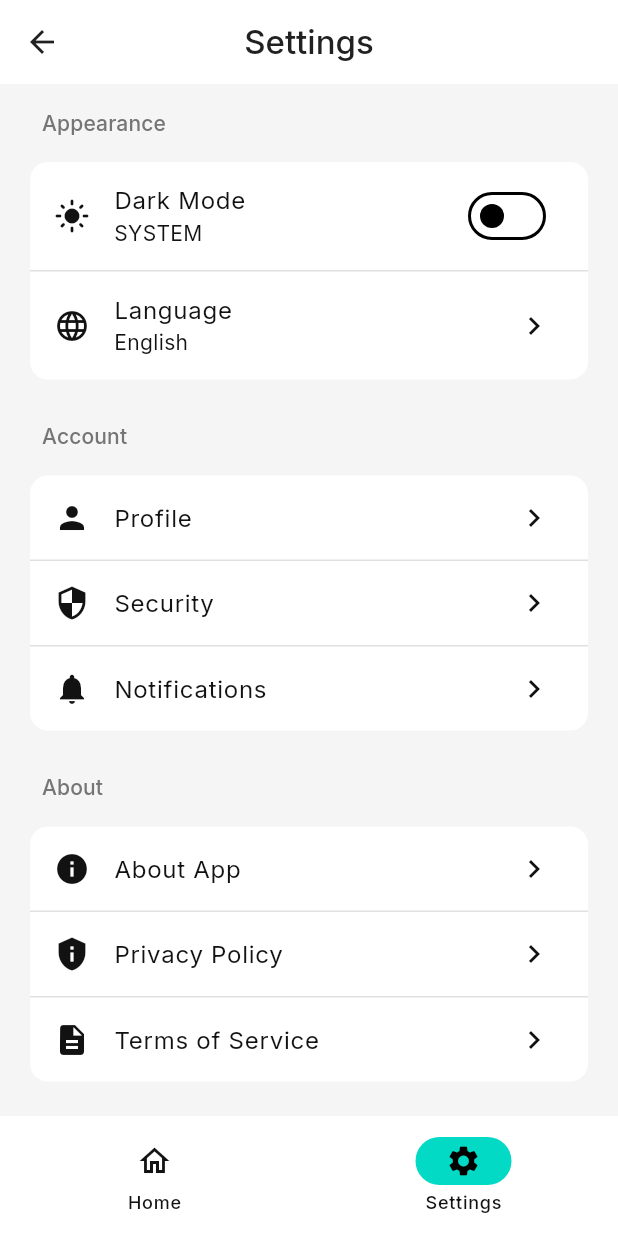
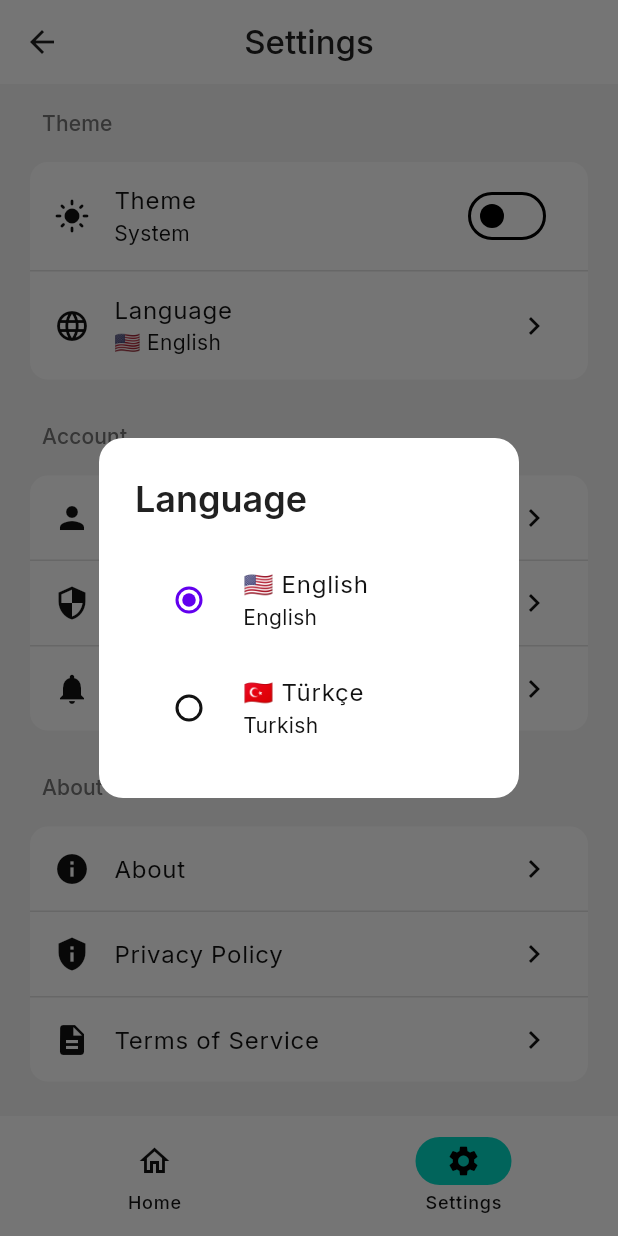
Before and after one commit to omdropship/flutter_app_boilerplate, a Flutter app: the SettingsPage screen opened by its route, after a tap on "Language", on a phone screen of 412 x 824 dp. Run offline on Flutter 3.47's test engine with Material 3 defaults, Android fonts, the phone set to English and light mode, and no system bars; our stand-ins replace auto_route, cached_network_image, dartz, dio, easy_localization, equatable and 6 more; accounts and stored records are empty; generated files the repository leaves out were written again; project files that could hold a hidden picture were left out.

Commit message:
feat: add localization management feature
- Add localization manager with supported locales
- Add locale keys for type-safe translations
- Add locale cubit for language switching
- Integrate localization in app.dart
- Add language selector in settings page
- Register locale cubit in dependency injection

```diff
--- a/lib/app.dart
+++ b/lib/app.dart
@@ -5,6 +5,7 @@ import 'config/routes/app_router.dart';
 import 'core/theme/light/light_theme.dart';
 import 'core/theme/dark/dark_theme.dart';
 import 'features/settings/presentation/bloc/theme_cubit.dart';
+import 'features/settings/presentation/bloc/locale_cubit.dart';
 import 'features/auth/presentation/bloc/auth_bloc.dart';
 import 'injection_container.dart';
 
@@ -16,6 +17,7 @@ class App extends StatelessWidget {
     return MultiBlocProvider(
       providers: [
         BlocProvider<ThemeCubit>(create: (_) => sl<ThemeCubit>()),
+        BlocProvider<LocaleCubit>(create: (_) => sl<LocaleCubit>()),
         BlocProvider<AuthBloc>(create: (_) => sl<AuthBloc>()),
         // Add more global BLoCs here
       ],
--- /dev/null
+++ b/lib/core/localization/locale_keys.dart
@@ -0,0 +1,76 @@
+/// Type-safe translation keys for easy_localization
+/// Usage: LocaleKeys.auth_login.tr()
+abstract class LocaleKeys {
+  // App
+  static const String appName = 'app_name';
+
+  // Common
+  static const String commonOk = 'common.ok';
+  static const String commonCancel = 'common.cancel';
+  static const String commonSave = 'common.save';
+  static const String commonDelete = 'common.delete';
+  static const String commonEdit = 'common.edit';
+  static const String commonClose = 'common.close';
+  static const String commonBack = 'common.back';
+  static const String commonNext = 'common.next';
+  static const String commonDone = 'common.done';
+  static const String commonLoading = 'common.loading';
+  static const String commonRetry = 'common.retry';
+  static const String commonError = 'common.error';
+  static const String commonSuccess = 'common.success';
+  static const String commonWarning = 'common.warning';
+
+  // Auth
+  static const String authLogin = 'auth.login';
+  static const String authRegister = 'auth.register';
+  static const String authLogout = 'auth.logout';
+  static const String authEmail = 'auth.email';
+  static const String authPassword = 'auth.password';
+  static const String authConfirmPassword = 'auth.confirm_password';
+  static const String authForgotPassword = 'auth.forgot_password';
+  static const String authDontHaveAccount = 'auth.dont_have_account';
+  static const String authAlreadyHaveAccount = 'auth.already_have_account';
+  static const String authLoginSuccess = 'auth.login_success';
+  static const String authRegisterSuccess = 'auth.register_success';
+  static const String authLogoutSuccess = 'auth.logout_success';
+
+  // Validation
+  static const String validationRequiredField = 'validation.required_field';
+  static const String validationInvalidEmail = 'validation.invalid_email';
+  static const String validationPasswordTooShort = 'validation.password_too_short';
+  static const String validationPasswordsDontMatch = 'validation.passwords_dont_match';
+
+  // Onboarding
+  static const String onboardingTitle1 = 'onboarding.title_1';
+  static const String onboardingDescription1 = 'onboarding.description_1';
+  static const String onboardingTitle2 = 'onboarding.title_2';
+  static const String onboardingDescription2 = 'onboarding.description_2';
+  static const String onboardingTitle3 = 'onboarding.title_3';
+  static const String onboardingDescription3 = 'onboarding.description_3';
+  static const String onboardingSkip = 'onboarding.skip';
+  static const String onboardingGetStarted = 'onboarding.get_started';
+
+  // Home
+  static const String homeTitle = 'home.title';
+  /// Usage: LocaleKeys.homeWelcome.tr(namedArgs: {'name': userName})
+  static const String homeWelcome = 'home.welcome';
+
+  // Settings
+  static const String settingsTitle = 'settings.title';
+  static const String settingsTheme = 'settings.theme';
+  static const String settingsLanguage = 'settings.language';
+  static const String settingsNotifications = 'settings.notifications';
+  static const String settingsPrivacy = 'settings.privacy';
+  static const String settingsTerms = 'settings.terms';
+  static const String settingsAbout = 'settings.about';
+  static const String settingsVersion = 'settings.version';
+  static const String settingsLightTheme = 'settings.light_theme';
+  static const String settingsDarkTheme = 'settings.dark_theme';
+  static const String settingsSystemTheme = 'settings.system_theme';
+
+  // Errors
+  static const String errorsServerError = 'errors.server_error';
+  static const String errorsNetworkError = 'errors.network_error';
+  static const String errorsUnknownError = 'errors.unknown_error';
+  static const String errorsSessionExpired = 'errors.session_expired';
+}
--- /dev/null
+++ b/lib/core/localization/localization_manager.dart
@@ -0,0 +1,91 @@
+import 'dart:ui';
+
+import 'package:easy_localization/easy_localization.dart';
+import 'package:flutter/widgets.dart';
+
+import '../cache/cache_keys.dart';
+import '../cache/cache_manager.dart';
+import 'supported_locales.dart';
+
+/// Singleton manager for handling localization operations
+class LocalizationManager {
+  LocalizationManager._internal();
+  static LocalizationManager? _instance;
+
+  static LocalizationManager get instance {
+    _instance ??= LocalizationManager._internal();
+    return _instance!;
+  }
+
+  factory LocalizationManager() => instance;
+
+  final CacheManager _cacheManager = CacheManager.instance;
+
+  /// Get list of all supported locales
+  List<Locale> get supportedLocales => SupportedLocale.locales;
+
+  /// Get fallback locale
+  Locale get fallbackLocale => SupportedLocale.fallbackLocale;
+
+  /// Get translations asset path
+  String get translationsPath => 'assets/translations';
+
+  /// Get current locale from context
+  Locale getCurrentLocale(BuildContext context) {
+    return context.locale;
+  }
+
+  /// Get current SupportedLocale from context
+  SupportedLocale getCurrentSupportedLocale(BuildContext context) {
+    return SupportedLocale.fromLocale(context.locale);
+  }
+
+  /// Change locale
+  Future<void> setLocale(BuildContext context, SupportedLocale locale) async {
+    await context.setLocale(locale.locale);
+    await _saveLocale(locale);
+  }
+
+  /// Change locale by Locale object
+  Future<void> setLocaleByLocale(BuildContext context, Locale locale) async {
+    final supportedLocale = SupportedLocale.fromLocale(locale);
+    await setLocale(context, supportedLocale);
+  }
+
+  /// Save locale to cache
+  Future<void> _saveLocale(SupportedLocale locale) async {
+    await _cacheManager.setString(CacheKeys.locale, locale.languageCode);
+  }
+
+  /// Get saved locale from cache
+  SupportedLocale? getSavedLocale() {
+    final languageCode = _cacheManager.getString(CacheKeys.locale);
+    if (languageCode == null) return null;
+    return SupportedLocale.fromLanguageCode(languageCode);
+  }
+
+  /// Get saved Locale or fallback
+  Locale getSavedLocaleOrFallback() {
+    final saved = getSavedLocale();
+    return saved?.locale ?? fallbackLocale;
+  }
+
+  /// Reset locale to default
+  Future<void> resetLocale(BuildContext context) async {
+    await context.resetLocale();
+    await _cacheManager.remove(CacheKeys.locale);
+  }
+
+  /// Check if locale is RTL
+  bool isRTL(BuildContext context) {
+    return Directionality.of(context) == TextDirection.rtl;
+  }
+
+  /// Get language name in current locale
+  String getLanguageName(SupportedLocale locale) {
+    return locale.nativeName;
+  }
+
+  /// Get all supported locales as SupportedLocale list
+  List<SupportedLocale> get allSupportedLocales => SupportedLocale.values;
+}
--- /dev/null
+++ b/lib/core/localization/supported_locales.dart
@@ -0,0 +1,62 @@
+import 'dart:ui';
+
+/// Enum representing all supported locales in the app
+enum SupportedLocale {
+  english(
+    locale: Locale('en'),
+    languageCode: 'en',
+    name: 'English',
+    nativeName: 'English',
+    flag: '🇺🇸',
+  ),
+  turkish(
+    locale: Locale('tr'),
+    languageCode: 'tr',
+    name: 'Turkish',
+    nativeName: 'Türkçe',
+    flag: '🇹🇷',
+  );
+
+  const SupportedLocale({
+    required this.locale,
+    required this.languageCode,
+    required this.name,
+    required this.nativeName,
+    required this.flag,
+  });
+
+  final Locale locale;
+  final String languageCode;
+  final String name;
+  final String nativeName;
+  final String flag;
+
+  /// Get display name with flag
+  String get displayName => '$flag $nativeName';
+
+  /// Get all supported locales as List<Locale>
+  static List<Locale> get locales =>
+      SupportedLocale.values.map((e) => e.locale).toList();
+
+  /// Find SupportedLocale by Locale
+  static SupportedLocale fromLocale(Locale locale) {
+    return SupportedLocale.values.firstWhere(
+      (e) => e.languageCode == locale.languageCode,
+      orElse: () => SupportedLocale.english,
+    );
+  }
+
+  /// Find SupportedLocale by language code
+  static SupportedLocale fromLanguageCode(String code) {
+    return SupportedLocale.values.firstWhere(
+      (e) => e.languageCode == code,
+      orElse: () => SupportedLocale.english,
+    );
+  }
+
+  /// Default locale
+  static SupportedLocale get defaultLocale => SupportedLocale.english;
+
+  /// Fallback locale
+  static Locale get fallbackLocale => SupportedLocale.english.locale;
+}
--- /dev/null
+++ b/lib/features/settings/presentation/bloc/locale_cubit.dart
@@ -0,0 +1,99 @@
+import 'package:equatable/equatable.dart';
+import 'package:flutter/material.dart';
+import 'package:flutter_bloc/flutter_bloc.dart';
+
+import '../../../../core/cache/cache_keys.dart';
+import '../../../../core/cache/cache_manager.dart';
+import '../../../../core/localization/localization_manager.dart';
+import '../../../../core/localization/supported_locales.dart';
+
+/// State for LocaleCubit
+class LocaleState extends Equatable {
+  final SupportedLocale currentLocale;
+  final bool isLoading;
+
+  const LocaleState({
+    required this.currentLocale,
+    this.isLoading = false,
+  });
+
+  factory LocaleState.initial() => LocaleState(
+        currentLocale: SupportedLocale.defaultLocale,
+        isLoading: true,
+      );
+
+  LocaleState copyWith({
+    SupportedLocale? currentLocale,
+    bool? isLoading,
+  }) {
+    return LocaleState(
+      currentLocale: currentLocale ?? this.currentLocale,
+      isLoading: isLoading ?? this.isLoading,
+    );
+  }
+
+  @override
+  List<Object?> get props => [currentLocale, isLoading];
+}
+
+/// Cubit for managing app locale/language
+class LocaleCubit extends Cubit<LocaleState> {
+  final CacheManager _cacheManager;
+  final LocalizationManager _localizationManager;
+
+  LocaleCubit(this._cacheManager)
+      : _localizationManager = LocalizationManager.instance,
+        super(LocaleState.initial()) {
+    _loadSavedLocale();
+  }
+
+  /// Load saved locale from cache
+  Future<void> _loadSavedLocale() async {
+    final savedLanguageCode = _cacheManager.getString(CacheKeys.locale);
+
+    if (savedLanguageCode != null) {
+      final savedLocale = SupportedLocale.fromLanguageCode(savedLanguageCode);
+      emit(LocaleState(currentLocale: savedLocale, isLoading: false));
+    } else {
+      emit(LocaleState(
+        currentLocale: SupportedLocale.defaultLocale,
+        isLoading: false,
+      ));
+    }
+  }
+
+  /// Change the current locale
+  /// Note: You must also call context.setLocale() from the UI
+  Future<void> setLocale(
+    BuildContext context,
+    SupportedLocale locale,
+  ) async {
+    emit(state.copyWith(isLoading: true));
+
+    await _localizationManager.setLocale(context, locale);
+
+    emit(LocaleState(currentLocale: locale, isLoading: false));
+  }
+
+  /// Change locale by language code
+  Future<void> setLocaleByCode(
+    BuildContext context,
+    String languageCode,
+  ) async {
+    final locale = SupportedLocale.fromLanguageCode(languageCode);
+    await setLocale(context, locale);
+  }
+
+  /// Get all available locales
+  List<SupportedLocale> get availableLocales => SupportedLocale.values;
+
+  /// Check if given locale is current
+  bool isCurrentLocale(SupportedLocale locale) {
+    return state.currentLocale == locale;
+  }
+
+  /// Reset to default locale
+  Future<void> resetToDefault(BuildContext context) async {
+    await setLocale(context, SupportedLocale.defaultLocale);
+  }
+}
--- a/lib/features/settings/presentation/pages/settings_page.dart
+++ b/lib/features/settings/presentation/pages/settings_page.dart
@@ -1,12 +1,16 @@
 import 'package:auto_route/auto_route.dart';
+import 'package:easy_localization/easy_localization.dart';
 import 'package:flutter/material.dart';
 import 'package:flutter_bloc/flutter_bloc.dart';
 import '../../../../config/routes/app_router.dart';
 import '../../../../core/constants/app_spacing.dart';
 import '../../../../core/extensions/context_extensions.dart';
+import '../../../../core/localization/locale_keys.dart';
+import '../../../../core/localization/supported_locales.dart';
 import '../../../auth/presentation/bloc/auth_bloc.dart';
 import '../../../auth/presentation/bloc/auth_event.dart';
 import '../../../auth/presentation/bloc/auth_state.dart';
+import '../bloc/locale_cubit.dart';
 import '../bloc/theme_cubit.dart';
 
 @RoutePage()
@@ -17,11 +21,11 @@ class SettingsPage extends StatelessWidget {
   Widget build(BuildContext context) {
     return Scaffold(
       appBar: AppBar(
-        title: const Text('Settings'),
+        title: Text(LocaleKeys.settingsTitle.tr()),
       ),
       body: BlocListener<AuthBloc, AuthState>(
         listener: (context, state) {
-          if (state is Unauthenticated) {
+          if (state is AuthUnauthenticated) {
             context.router.replaceAll([const LoginRoute()]);
           }
         },
@@ -29,7 +33,7 @@ class SettingsPage extends StatelessWidget {
           padding: const EdgeInsets.all(AppSpacing.md),
           children: [
             // Appearance Section
-            _buildSectionHeader(context, 'Appearance'),
+            _buildSectionHeader(context, LocaleKeys.settingsTheme.tr()),
             Card(
               child: Column(
                 children: [
@@ -39,8 +43,8 @@ class SettingsPage extends StatelessWidget {
                         leading: Icon(
                           state.isDark ? Icons.dark_mode : Icons.light_mode,
                         ),
-                        title: const Text('Dark Mode'),
-                        subtitle: Text(state.themeMode.name.toUpperCase()),
+                        title: Text(LocaleKeys.settingsTheme.tr()),
+                        subtitle: Text(_getThemeModeName(context, state.themeMode)),
                         trailing: Switch(
                           value: state.isDark,
                           onChanged: (_) {
@@ -52,13 +56,15 @@ class SettingsPage extends StatelessWidget {
                     },
                   ),
                   const Divider(height: 1),
-                  ListTile(
-                    leading: const Icon(Icons.language),
-                    title: const Text('Language'),
-                    subtitle: const Text('English'),
-                    trailing: const Icon(Icons.chevron_right),
-                    onTap: () {
-                      // TODO: Navigate to language settings
+                  BlocBuilder<LocaleCubit, LocaleState>(
+                    builder: (context, state) {
+                      return ListTile(
+                        leading: const Icon(Icons.language),
+                        title: Text(LocaleKeys.settingsLanguage.tr()),
+                        subtitle: Text(state.currentLocale.displayName),
+                        trailing: const Icon(Icons.chevron_right),
+                        onTap: () => _showLanguageDialog(context),
+                      );
                     },
                   ),
                 ],
@@ -91,7 +97,7 @@ class SettingsPage extends StatelessWidget {
                   const Divider(height: 1),
                   ListTile(
                     leading: const Icon(Icons.notifications),
-                    title: const Text('Notifications'),
+                    title: Text(LocaleKeys.settingsNotifications.tr()),
                     trailing: const Icon(Icons.chevron_right),
                     onTap: () {
                       // TODO: Navigate to notification settings
@@ -103,13 +109,13 @@ class SettingsPage extends StatelessWidget {
             const SizedBox(height: AppSpacing.lg),
 
             // About Section
-            _buildSectionHeader(context, 'About'),
+            _buildSectionHeader(context, LocaleKeys.settingsAbout.tr()),
             Card(
               child: Column(
                 children: [
                   ListTile(
                     leading: const Icon(Icons.info),
-                    title: const Text('About App'),
+                    title: Text(LocaleKeys.settingsAbout.tr()),
                     trailing: const Icon(Icons.chevron_right),
                     onTap: () {
                       // TODO: Navigate to about
@@ -118,7 +124,7 @@ class SettingsPage extends StatelessWidget {
                   const Divider(height: 1),
                   ListTile(
                     leading: const Icon(Icons.privacy_tip),
-                    title: const Text('Privacy Policy'),
+                    title: Text(LocaleKeys.settingsPrivacy.tr()),
                     trailing: const Icon(Icons.chevron_right),
                     onTap: () {
                       // TODO: Open privacy policy
@@ -127,7 +133,7 @@ class SettingsPage extends StatelessWidget {
                   const Divider(height: 1),
                   ListTile(
                     leading: const Icon(Icons.description),
-                    title: const Text('Terms of Service'),
+                    title: Text(LocaleKeys.settingsTerms.tr()),
                     trailing: const Icon(Icons.chevron_right),
                     onTap: () {
                       // TODO: Open terms of service
@@ -146,7 +152,7 @@ class SettingsPage extends StatelessWidget {
                   color: context.colorScheme.error,
                 ),
                 title: Text(
-                  'Logout',
+                  LocaleKeys.authLogout.tr(),
                   style: TextStyle(color: context.colorScheme.error),
                 ),
                 onTap: () => _showLogoutDialog(context),
@@ -157,7 +163,7 @@ class SettingsPage extends StatelessWidget {
             // Version
             Center(
               child: Text(
-                'Version 1.0.0',
+                '${LocaleKeys.settingsVersion.tr()} 1.0.0',
                 style: context.textTheme.bodySmall,
               ),
             ),
@@ -180,45 +186,56 @@ class SettingsPage extends StatelessWidget {
     );
   }
 
+  String _getThemeModeName(BuildContext context, ThemeMode mode) {
+    switch (mode) {
+      case ThemeMode.system:
+        return LocaleKeys.settingsSystemTheme.tr();
+      case ThemeMode.light:
+        return LocaleKeys.settingsLightTheme.tr();
+      case ThemeMode.dark:
+        return LocaleKeys.settingsDarkTheme.tr();
+    }
+  }
+
   void _showThemeDialog(BuildContext context) {
     showDialog(
       context: context,
-      builder: (context) {
+      builder: (dialogContext) {
         return AlertDialog(
-          title: const Text('Choose Theme'),
+          title: Text(LocaleKeys.settingsTheme.tr()),
           content: Column(
             mainAxisSize: MainAxisSize.min,
             children: [
               RadioListTile<ThemeMode>(
-                title: const Text('System'),
+                title: Text(LocaleKeys.settingsSystemTheme.tr()),
                 value: ThemeMode.system,
                 groupValue: context.read<ThemeCubit>().state.themeMode,
                 onChanged: (value) {
                   if (value != null) {
                     context.read<ThemeCubit>().setTheme(value);
-                    Navigator.pop(context);
+                    Navigator.pop(dialogContext);
                   }
                 },
               ),
               RadioListTile<ThemeMode>(
-                title: const Text('Light'),
+                title: Text(LocaleKeys.settingsLightTheme.tr()),
                 value: ThemeMode.light,
                 groupValue: context.read<ThemeCubit>().state.themeMode,
                 onChanged: (value) {
                   if (value != null) {
                     context.read<ThemeCubit>().setTheme(value);
-                    Navigator.pop(context);
+                    Navigator.pop(dialogContext);
                   }
                 },
               ),
               RadioListTile<ThemeMode>(
-                title: const Text('Dark'),
+                title: Text(LocaleKeys.settingsDarkTheme.tr()),
                 value: ThemeMode.dark,
                 groupValue: context.read<ThemeCubit>().state.themeMode,
                 onChanged: (value) {
                   if (value != null) {
                     context.read<ThemeCubit>().setTheme(value);
-                    Navigator.pop(context);
+                    Navigator.pop(dialogContext);
                   }
                 },
               ),
@@ -229,25 +246,55 @@ class SettingsPage extends StatelessWidget {
     );
   }
 
+  void _showLanguageDialog(BuildContext context) {
+    final localeCubit = context.read<LocaleCubit>();
+
+    showDialog(
+      context: context,
+      builder: (dialogContext) {
+        return AlertDialog(
+          title: Text(LocaleKeys.settingsLanguage.tr()),
+          content: Column(
+            mainAxisSize: MainAxisSize.min,
+            children: SupportedLocale.values.map((locale) {
+              return RadioListTile<SupportedLocale>(
+                title: Text(locale.displayName),
+                subtitle: Text(locale.name),
+                value: locale,
+                groupValue: localeCubit.state.currentLocale,
+                onChanged: (value) {
+                  if (value != null) {
+                    localeCubit.setLocale(context, value);
+                    Navigator.pop(dialogContext);
+                  }
+                },
+              );
+            }).toList(),
+          ),
+        );
+      },
+    );
+  }
+
   void _showLogoutDialog(BuildContext context) {
     showDialog(
       context: context,
-      builder: (context) {
+      builder: (dialogContext) {
         return AlertDialog(
-          title: const Text('Logout'),
+          title: Text(LocaleKeys.authLogout.tr()),
           content: const Text('Are you sure you want to logout?'),
           actions: [
             TextButton(
-              onPressed: () => Navigator.pop(context),
-              child: const Text('Cancel'),
+              onPressed: () => Navigator.pop(dialogContext),
+              child: Text(LocaleKeys.commonCancel.tr()),
             ),
             TextButton(
               onPressed: () {
-                Navigator.pop(context);
-                context.read<AuthBloc>().add(const LogoutEvent());
+                Navigator.pop(dialogContext);
+                context.read<AuthBloc>().add(const LogoutRequested());
               },
               child: Text(
-                'Logout',
+                LocaleKeys.authLogout.tr(),
                 style: TextStyle(color: context.colorScheme.error),
               ),
             ),
--- a/lib/injection_container.dart
+++ b/lib/injection_container.dart
@@ -2,6 +2,7 @@ import 'package:get_it/get_it.dart';
 import 'core/cache/cache_manager.dart';
 import 'core/network/dio_client.dart';
 import 'core/navigation/navigation_manager.dart';
+import 'core/localization/localization_manager.dart';
 import 'config/routes/app_router.dart';
 
 // Features
@@ -15,6 +16,7 @@ import 'features/auth/domain/usecases/logout_user.dart';
 import 'features/auth/domain/usecases/register_user.dart';
 import 'features/auth/presentation/bloc/auth_bloc.dart';
 import 'features/settings/presentation/bloc/theme_cubit.dart';
+import 'features/settings/presentation/bloc/locale_cubit.dart';
 
 final sl = GetIt.instance;
 
@@ -25,6 +27,7 @@ Future<void> initDependencies() async {
   sl.registerLazySingleton<CacheManager>(() => CacheManager.instance);
   sl.registerLazySingleton<DioClient>(() => DioClient.instance);
   sl.registerLazySingleton<NavigationManager>(() => NavigationManager.instance);
+  sl.registerLazySingleton<LocalizationManager>(() => LocalizationManager.instance);
   sl.registerLazySingleton<AppRouter>(() => AppRouter());
 
   //==============================
@@ -66,6 +69,7 @@ Future<void> _initAuthFeature() async {
 }
 
 Future<void> _initSettingsFeature() async {
-  // Cubit - Factory
+  // Cubit - Factory (new instance each time, or LazySingleton if app-wide)
   sl.registerFactory<ThemeCubit>(() => ThemeCubit(sl()));
+  sl.registerFactory<LocaleCubit>(() => LocaleCubit(sl()));
 }
```
